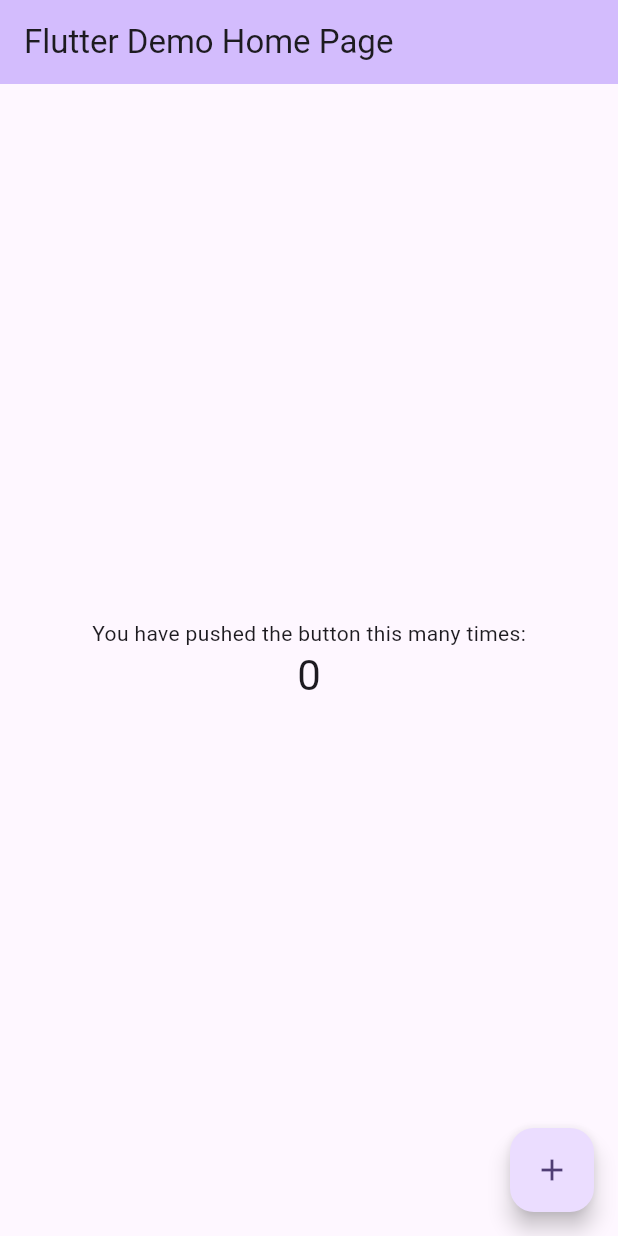
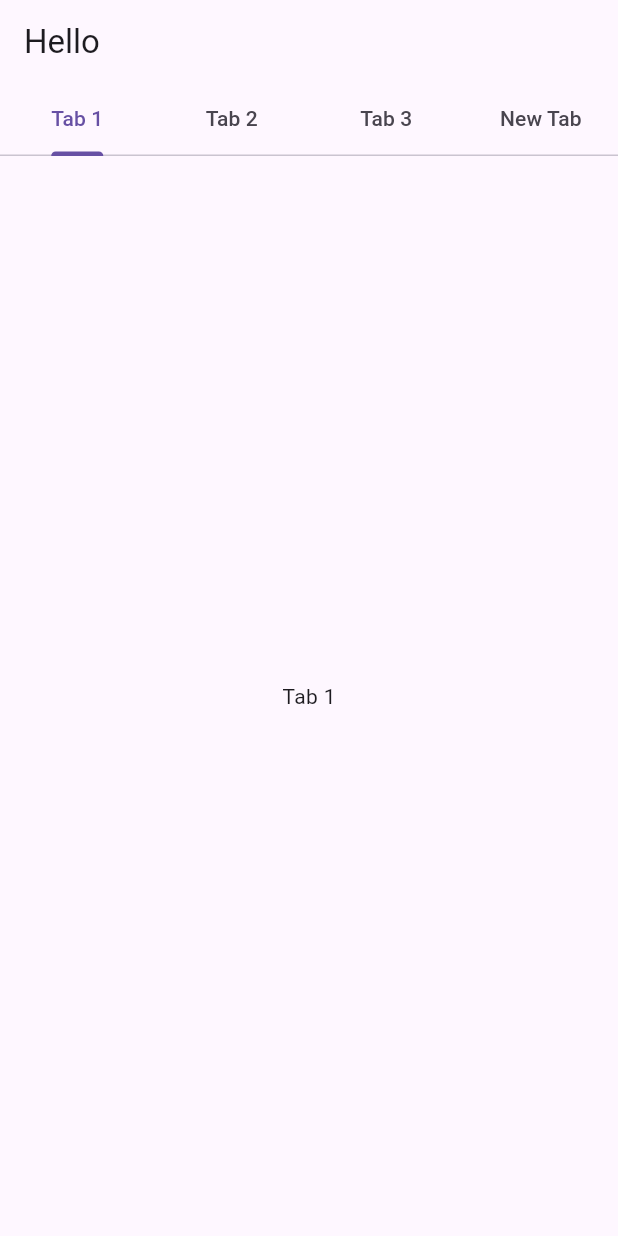
Before and after one commit to Shawnm-MAD/digital_pet_app, a Flutter app: the screen it shows after launch, on a phone screen of 412 x 824 dp. Run offline on Flutter 3.47's test engine with Material 3 defaults, Android fonts, the phone set to English and light mode, and no system bars.

Commit message:
Main app infrastructure created

```diff
--- a/lib/main.dart
+++ b/lib/main.dart
@@ -1,126 +1,101 @@
 import 'package:flutter/material.dart';
 
+//Creating tab interface with scrollable tabs
+
 void main() {
-  runApp(const MyApp());
+  runApp(MyApp());
 }
 
+//Stateless widget since it extends to the initial build (root)
+//Once we have initial then we can move on to a stateful widget
+
 class MyApp extends StatelessWidget {
-  const MyApp({super.key});
-
-  // This widget is the root of your application.
   @override
   Widget build(BuildContext context) {
     return MaterialApp(
-      title: 'Flutter Demo',
-      theme: ThemeData(
-        // This is the theme of your application.
-        //
-        // TRY THIS: Try running your application with "flutter run". You'll see
-        // the application has a purple toolbar. Then, without quitting the app,
-        // try changing the seedColor in the colorScheme below to Colors.green
-        // and then invoke "hot reload" (save your changes or press the "hot
-        // reload" button in a Flutter-supported IDE, or press "r" if you used
-        // the command line to start the app).
-        //
-        // Notice that the counter didn't reset back to zero; the application
-        // state is not lost during the reload. To reset the state, use hot
-        // restart instead.
-        //
-        // This works for code too, not just values: Most code changes can be
-        // tested with just a hot reload.
-        colorScheme: ColorScheme.fromSeed(seedColor: Colors.deepPurple),
-        useMaterial3: true,
+      //manages state for tab interface. each state will have something different (tab bar/view)
+      home: DefaultTabController(
+        length: 3,
+        //this is the stateful widget, it holds the look of the tab
+        child: _TabsNonScrollableDemo(),
       ),
-      home: const MyHomePage(title: 'Flutter Demo Home Page'),
     );
   }
 }
 
-//TESTING TESTING
-class MyHomePage extends StatefulWidget {
-  const MyHomePage({super.key, required this.title});
+class _TabsNonScrollableDemo extends StatefulWidget {
+  @override
+  __TabsNonScrollableDemoState createState() => __TabsNonScrollableDemoState();
+}
 
-  // This widget is the home page of your application. It is stateful, meaning
-  // that it has a State object (defined below) that contains fields that affect
-  // how it looks.
+class __TabsNonScrollableDemoState extends State<_TabsNonScrollableDemo>
+    with SingleTickerProviderStateMixin, RestorationMixin {
+  late TabController _tabController;
 
-  // This class is the configuration for the state. It holds the values (in this
-  // case the title) provided by the parent (in this case the App widget) and
-  // used by the build method of the State. Fields in a Widget subclass are
-  // always marked "final".
-
-  final String title;
+  final RestorableInt tabIndex = RestorableInt(0);
 
   @override
-  State<MyHomePage> createState() => _MyHomePageState();
-}
+  String get restorationId => 'tab_non_scrollable_demo';
 
-class _MyHomePageState extends State<MyHomePage> {
-  int _counter = 0;
+  @override
+  void restoreState(RestorationBucket? oldBucket, bool initialRestore) {
+    registerForRestoration(tabIndex, 'tab_index');
+    _tabController.index = tabIndex.value;
+  }
 
-  void _incrementCounter() {
-    setState(() {
-      // This call to setState tells the Flutter framework that something has
-      // changed in this State, which causes it to rerun the build method below
-      // so that the display can reflect the updated values. If we changed
-      // _counter without calling setState(), then the build method would not be
-      // called again, and so nothing would appear to happen.
-      _counter++;
+  @override
+  void initState() {
+    //event listener which will listen for updates and will update the tab index
+    super.initState();
+    _tabController = TabController(
+      //number of tabs we have
+      initialIndex: 0,
+      length: 4,
+      vsync: this,
+    );
+    _tabController.addListener(() {
+      setState(() {
+        tabIndex.value = _tabController.index;
+      });
     });
   }
 
   @override
+  void dispose() {
+    _tabController.dispose();
+    tabIndex.dispose();
+    super.dispose();
+  }
+
+  @override
   Widget build(BuildContext context) {
-    // This method is rerun every time setState is called, for instance as done
-    // by the _incrementCounter method above.
-    //
-    // The Flutter framework has been optimized to make rerunning build methods
-    // fast, so that you can just rebuild anything that needs updating rather
-    // than having to individually change instances of widgets.
+// For the ToDo task hint: consider defining the widget and name of the tabs here
+    final tabs = ['Tab 1', 'Tab 2', 'Tab 3', 'New Tab'];
+
     return Scaffold(
       appBar: AppBar(
-        // TRY THIS: Try changing the color here to a specific color (to
-        // Colors.amber, perhaps?) and trigger a hot reload to see the AppBar
-        // change color while the other colors stay the same.
-        backgroundColor: Theme.of(context).colorScheme.inversePrimary,
-        // Here we take the value from the MyHomePage object that was created by
-        // the App.build method, and use it to set our appbar title.
-        title: Text(widget.title),
-      ),
-      body: Center(
-        // Center is a layout widget. It takes a single child and positions it
-        // in the middle of the parent.
-        child: Column(
-          // Column is also a layout widget. It takes a list of children and
-          // arranges them vertically. By default, it sizes itself to fit its
-          // children horizontally, and tries to be as tall as its parent.
-          //
-          // Column has various properties to control how it sizes itself and
-          // how it positions its children. Here we use mainAxisAlignment to
-          // center the children vertically; the main axis here is the vertical
-          // axis because Columns are vertical (the cross axis would be
-          // horizontal).
-          //
-          // TRY THIS: Invoke "debug painting" (choose the "Toggle Debug Paint"
-          // action in the IDE, or press "p" in the console), to see the
-          // wireframe for each widget.
-          mainAxisAlignment: MainAxisAlignment.center,
-          children: <Widget>[
-            const Text(
-              'You have pushed the button this many times:',
-            ),
-            Text(
-              '$_counter',
-              style: Theme.of(context).textTheme.headlineMedium,
-            ),
+        automaticallyImplyLeading: false,
+        title: Text(
+          'Hello',
+        ),
+        bottom: TabBar(
+          controller: _tabController,
+          isScrollable: false,
+          tabs: [
+            for (final tab in tabs) Tab(text: tab),
           ],
         ),
       ),
-      floatingActionButton: FloatingActionButton(
-        onPressed: _incrementCounter,
-        tooltip: 'Increment',
-        child: const Icon(Icons.add),
-      ), // This trailing comma makes auto-formatting nicer for build methods.
+      body: TabBarView(
+        controller: _tabController,
+        children: [
+// hint for the to do task:Considering creating the different for different tabs
+          for (final tab in tabs)
+            Center(
+              child: Text(tab),
+            ),
+        ],
+      ),
     );
   }
 }
```
